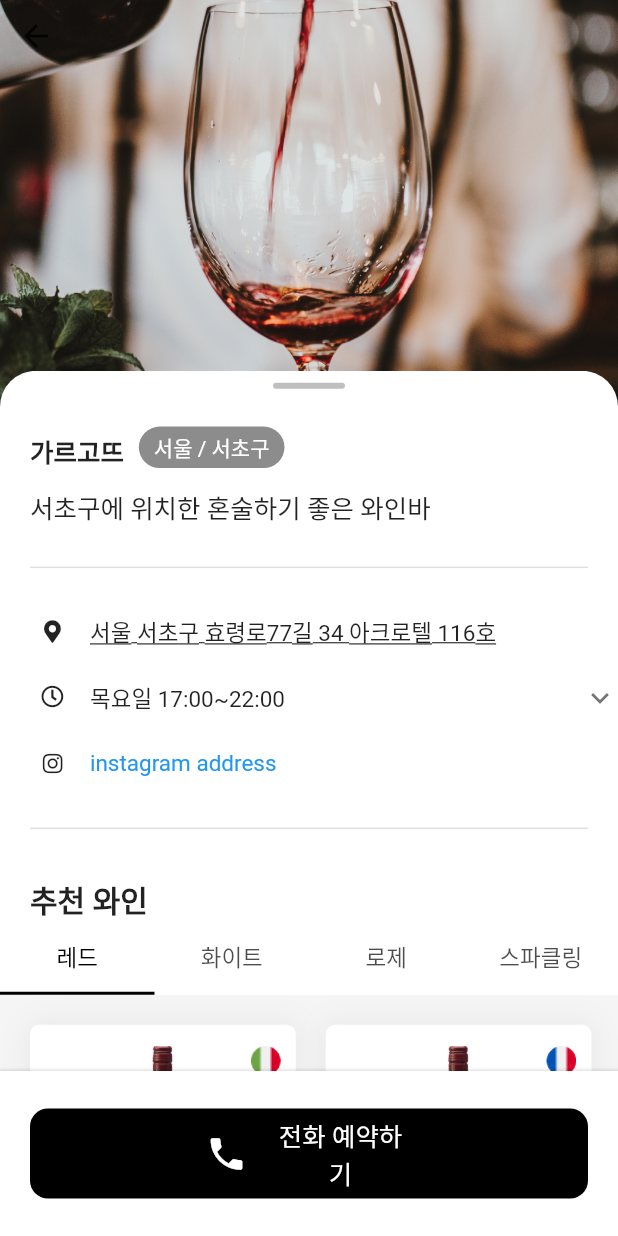
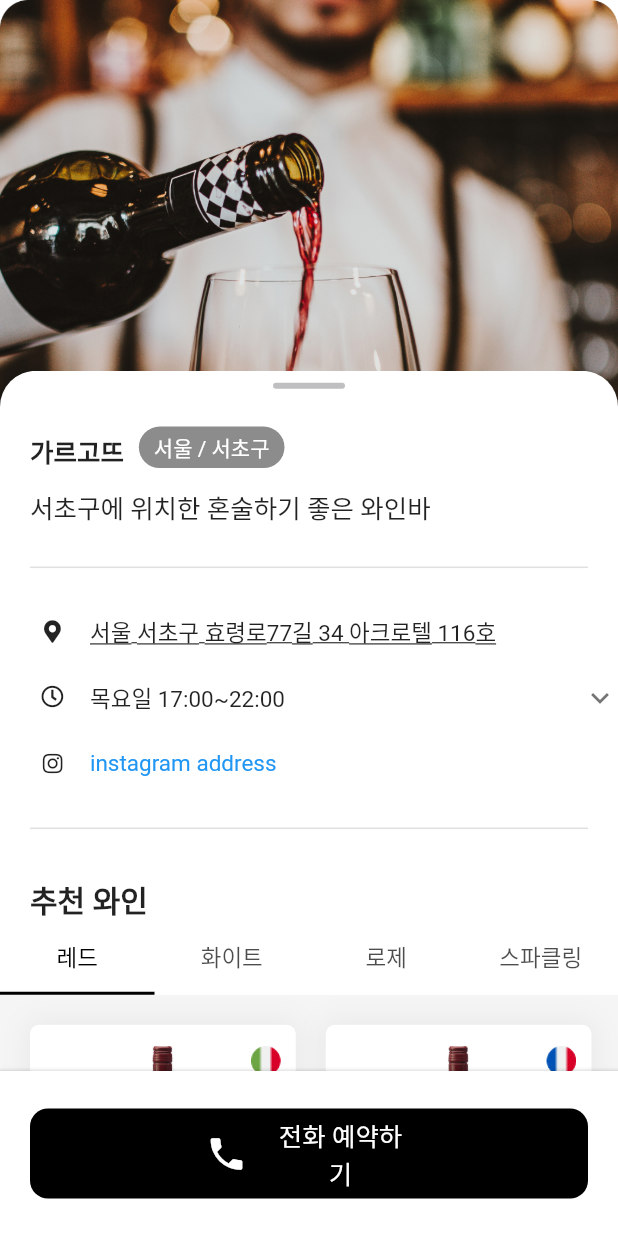
Before and after one commit to youngmi97/winepedia, a Flutter app: the DetailsScreen screen opened directly with sample values from the repository, on a phone screen of 412 x 824 dp. Run offline on Flutter 3.47's test engine with Material 2 defaults, Android fonts, the phone set to English and light mode, and no system bars; our stand-ins replace audioplayers, carousel_slider, font_awesome_flutter, video_player; project files that could hold a hidden picture were left out.

Commit message:
fixed clip so it shows picture on top

```diff
--- a/lib/screens/details/components/body.dart
+++ b/lib/screens/details/components/body.dart
@@ -20,14 +20,16 @@ class Body extends StatelessWidget {
             Column(
               children: <Widget>[
                 Container(
+                    width: size.width,
                     height: size.height * 0.4 - 50,
                     decoration: BoxDecoration(
                         image: DecorationImage(
-                            fit: BoxFit.cover,
+                            fit: BoxFit.fitWidth,
+                            alignment: Alignment.topCenter,
                             image: AssetImage(wineBar.posterImage)))),
               ],
             ),
-            const SafeArea(child: BackButton()),
+            //const SafeArea(child: BackButton()),
             ScrollScreen(),
           ])),
       Positioned(
--- a/lib/screens/details/components/scroll_screen.dart
+++ b/lib/screens/details/components/scroll_screen.dart
@@ -11,13 +11,14 @@ class ScrollScreen extends StatefulWidget {
 
 class ScrollScreenState extends State<ScrollScreen> {
   bool visibility = false;
+
   @override
   Widget build(BuildContext context) {
     Size size = MediaQuery.of(context).size;
     return NotificationListener<DraggableScrollableNotification>(
         onNotification: (notification) {
-          if (notification.extent >= 1) {
-            //print(notification.extent);
+          print(notification.extent);
+          if (notification.extent >= 0.95) {
             setState(() {
               visibility = true;
             });
@@ -36,17 +37,6 @@ class ScrollScreenState extends State<ScrollScreen> {
           }
         },
         child: Stack(children: [
-          Visibility(
-              child: SizedBox(
-                height: 117,
-                child: Container(
-                    decoration: const BoxDecoration(
-                        color: Colors.white,
-                        borderRadius: BorderRadius.only(
-                            topLeft: Radius.circular(24),
-                            topRight: Radius.circular(24)))),
-              ),
-              visible: visibility),
           DraggableScrollableSheet(
               minChildSize: 0.6,
               maxChildSize: 1,
@@ -69,9 +59,19 @@ class ScrollScreenState extends State<ScrollScreen> {
                 );
               }),
           Visibility(
-              child: SizedBox(
-                height: 117,
-                child: Container(
+              child: Stack(children: <Widget>[
+                Container(
+                    height: 117,
+                    width: size.width,
+                    decoration: const BoxDecoration(
+                        image: DecorationImage(
+                            fit: BoxFit.fitWidth,
+                            alignment: Alignment.topCenter,
+                            image:
+                                AssetImage("assets/images/bar_template.jpg")))),
+                Container(
+                    height: 117,
+                    margin: const EdgeInsets.only(top: 40),
                     decoration: const BoxDecoration(
                       color: Colors.white,
                       borderRadius: BorderRadius.only(
@@ -100,8 +100,8 @@ class ScrollScreenState extends State<ScrollScreen> {
                       ]),
                       const Subheading(),
                       const Description(),
-                    ])),
-              ),
+                    ]))
+              ]),
               visible: visibility),
         ]));
   }
```
